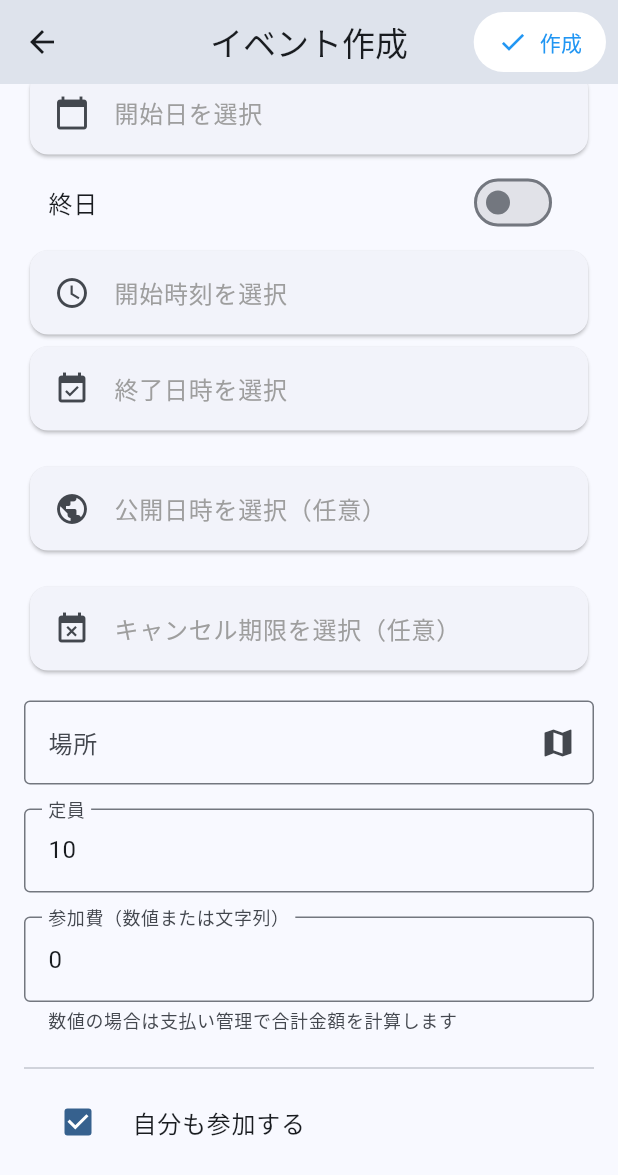
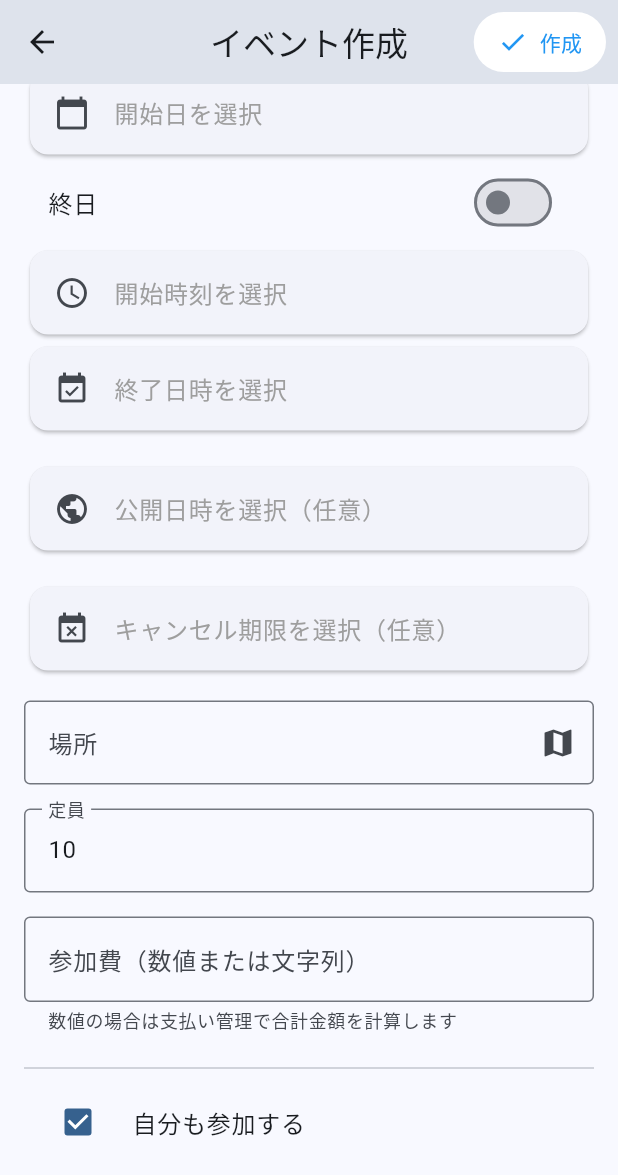
Before and after one commit to koheikameyama/Circlet, a Flutter app: the AdminEventCreateScreen screen opened directly with empty values, scrolled down 221 dp, on a phone screen of 412 x 824 dp. Shown: the top 1175 px of the screen. Run offline on Flutter 3.47's test engine with Material 3 defaults, Android fonts, the phone set to English and light mode, and no system bars; our stand-ins replace cloud_firestore, firebase_auth, firebase_core, firebase_messaging, firebase_storage, flutter_dotenv and 7 more; missing offline and left inert: device_calendar, flutter_line_sdk; accounts and stored records are empty.

Commit message:
参加費のデフォルト表示はなし

```diff
--- a/lib/screens/admin/admin_event_create_screen.dart
+++ b/lib/screens/admin/admin_event_create_screen.dart
@@ -28,7 +28,7 @@ class _AdminEventCreateScreenState
   final descriptionController = TextEditingController();
   final locationController = TextEditingController();
   final maxParticipantsController = TextEditingController(text: '10');
-  final feeController = TextEditingController(text: '0');
+  final feeController = TextEditingController();
 
   DateTime? selectedDate;
   TimeOfDay? selectedTime;
```
